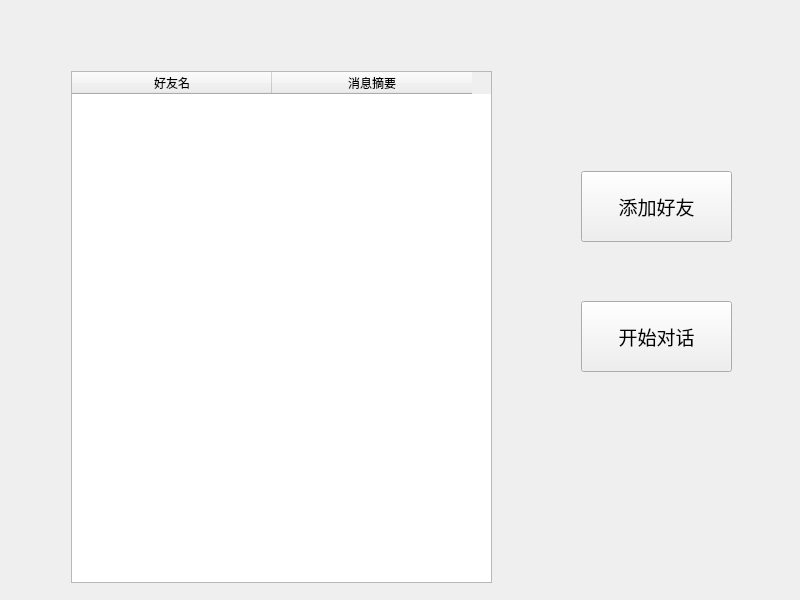
This is Client/widget.ui in Jerison/cloud_disk as Qt 5 draws it before an edit. The edited form follows.
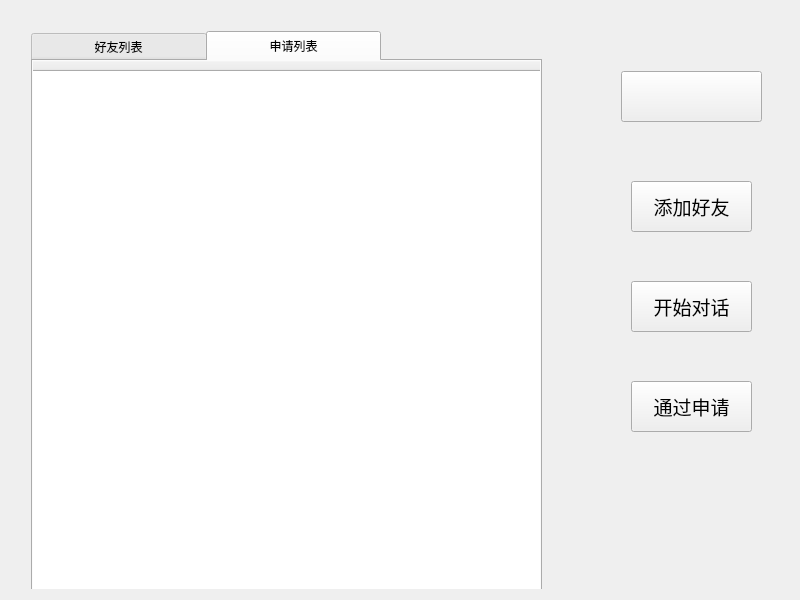
This is the edited form. The open tabs and pages were chosen to show the change. Icons and pictures are not drawn.

Diff of the .ui file:
```diff
--- a/Client/widget.ui
+++ b/Client/widget.ui
@@ -533,42 +533,13 @@
       </widget>
      </widget>
      <widget class="QWidget" name="page_5">
-      <widget class="QTableWidget" name="FriendsList">
-       <property name="geometry">
-        <rect>
-         <x>60</x>
-         <y>60</y>
-         <width>421</width>
-         <height>512</height>
-        </rect>
-       </property>
-       <property name="columnCount">
-        <number>2</number>
-       </property>
-       <attribute name="horizontalHeaderCascadingSectionResizes">
-        <bool>false</bool>
-       </attribute>
-       <attribute name="horizontalHeaderDefaultSectionSize">
-        <number>200</number>
-       </attribute>
-       <column>
-        <property name="text">
-         <string>好友名</string>
-        </property>
-       </column>
-       <column>
-        <property name="text">
-         <string>消息摘要</string>
-        </property>
-       </column>
-      </widget>
       <widget class="QPushButton" name="AddFriends">
        <property name="geometry">
         <rect>
-         <x>570</x>
-         <y>160</y>
-         <width>151</width>
-         <height>71</height>
+         <x>620</x>
+         <y>170</y>
+         <width>121</width>
+         <height>51</height>
         </rect>
        </property>
        <property name="font">
@@ -584,10 +555,10 @@
       <widget class="QPushButton" name="StartChat">
        <property name="geometry">
         <rect>
-         <x>570</x>
-         <y>290</y>
-         <width>151</width>
-         <height>71</height>
+         <x>620</x>
+         <y>270</y>
+         <width>121</width>
+         <height>51</height>
         </rect>
        </property>
        <property name="font">
@@ -600,6 +571,141 @@
         <string>开始对话</string>
        </property>
       </widget>
+      <widget class="QPushButton" name="PassReq">
+       <property name="geometry">
+        <rect>
+         <x>620</x>
+         <y>370</y>
+         <width>121</width>
+         <height>51</height>
+        </rect>
+       </property>
+       <property name="font">
+        <font>
+         <family>黑体</family>
+         <pointsize>14</pointsize>
+        </font>
+       </property>
+       <property name="text">
+        <string>通过申请</string>
+       </property>
+      </widget>
+      <widget class="QTabWidget" name="tabWidget">
+       <property name="geometry">
+        <rect>
+         <x>20</x>
+         <y>20</y>
+         <width>511</width>
+         <height>561</height>
+        </rect>
+       </property>
+       <property name="styleSheet">
+        <string notr="true">QTabBar::tab{width:175}
+QTabBar::tab{height:30}</string>
+       </property>
+       <property name="currentIndex">
+        <number>0</number>
+       </property>
+       <widget class="QWidget" name="tab">
+        <attribute name="title">
+         <string>好友列表</string>
+        </attribute>
+        <widget class="QTableWidget" name="FriendsList">
+         <property name="geometry">
+          <rect>
+           <x>-20</x>
+           <y>-10</y>
+           <width>551</width>
+           <height>541</height>
+          </rect>
+         </property>
+         <property name="columnCount">
+          <number>2</number>
+         </property>
+         <attribute name="horizontalHeaderCascadingSectionResizes">
+          <bool>false</bool>
+         </attribute>
+         <attribute name="horizontalHeaderDefaultSectionSize">
+          <number>257</number>
+         </attribute>
+         <column>
+          <property name="text">
+           <string>好友名</string>
+          </property>
+         </column>
+         <column>
+          <property name="text">
+           <string>消息摘要</string>
+          </property>
+         </column>
+        </widget>
+       </widget>
+       <widget class="QWidget" name="tab_2">
+        <attribute name="title">
+         <string>申请列表</string>
+        </attribute>
+        <widget class="QTableWidget" name="ReqList">
+         <property name="geometry">
+          <rect>
+           <x>-10</x>
+           <y>-9</y>
+           <width>541</width>
+           <height>541</height>
+          </rect>
+         </property>
+         <property name="font">
+          <font>
+           <family>等线</family>
+           <pointsize>12</pointsize>
+          </font>
+         </property>
+         <property name="columnCount">
+          <number>1</number>
+         </property>
+         <attribute name="horizontalHeaderCascadingSectionResizes">
+          <bool>false</bool>
+         </attribute>
+         <attribute name="horizontalHeaderDefaultSectionSize">
+          <number>535</number>
+         </attribute>
+         <column>
+          <property name="text">
+           <string/>
+          </property>
+          <property name="font">
+           <font>
+            <pointsize>9</pointsize>
+           </font>
+          </property>
+         </column>
+        </widget>
+       </widget>
+      </widget>
+      <widget class="QPushButton" name="GoBack">
+       <property name="geometry">
+        <rect>
+         <x>610</x>
+         <y>60</y>
+         <width>141</width>
+         <height>51</height>
+        </rect>
+       </property>
+       <property name="font">
+        <font>
+         <family>黑体</family>
+         <pointsize>14</pointsize>
+        </font>
+       </property>
+       <property name="cursor">
+        <cursorShape>PointingHandCursor</cursorShape>
+       </property>
+       <property name="styleSheet">
+        <string notr="true">border-image: url(:/img/back.png);</string>
+       </property>
+       <property name="text">
+        <string/>
+       </property>
+      </widget>
      </widget>
     </widget>
    </item>
```
Left out of the diff: 2 changed lines with no effect on the pictures.
